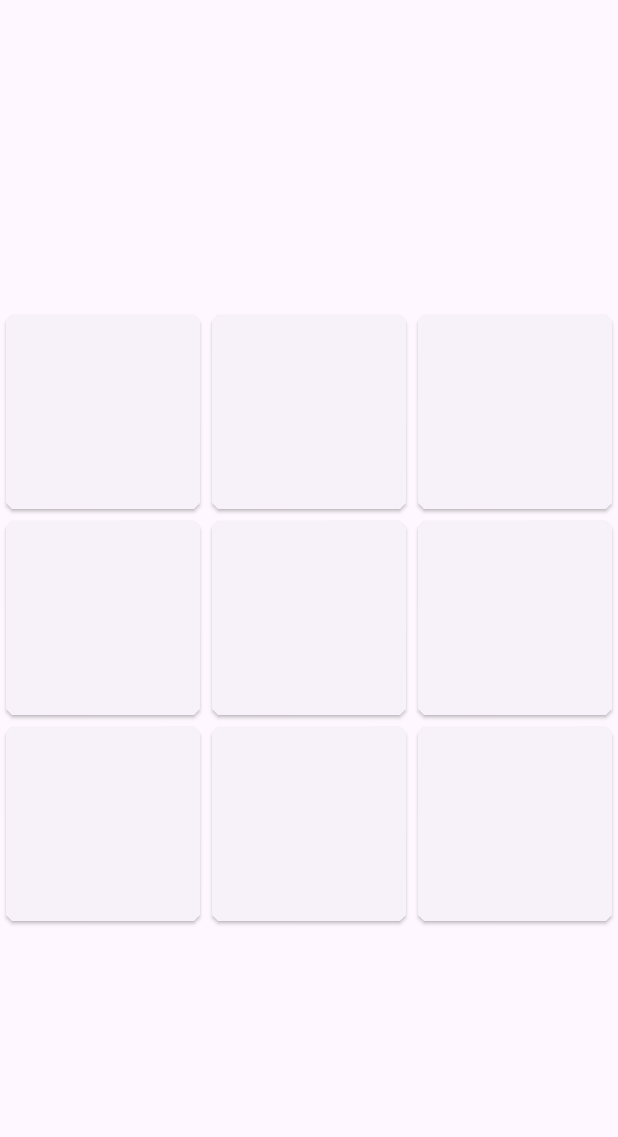
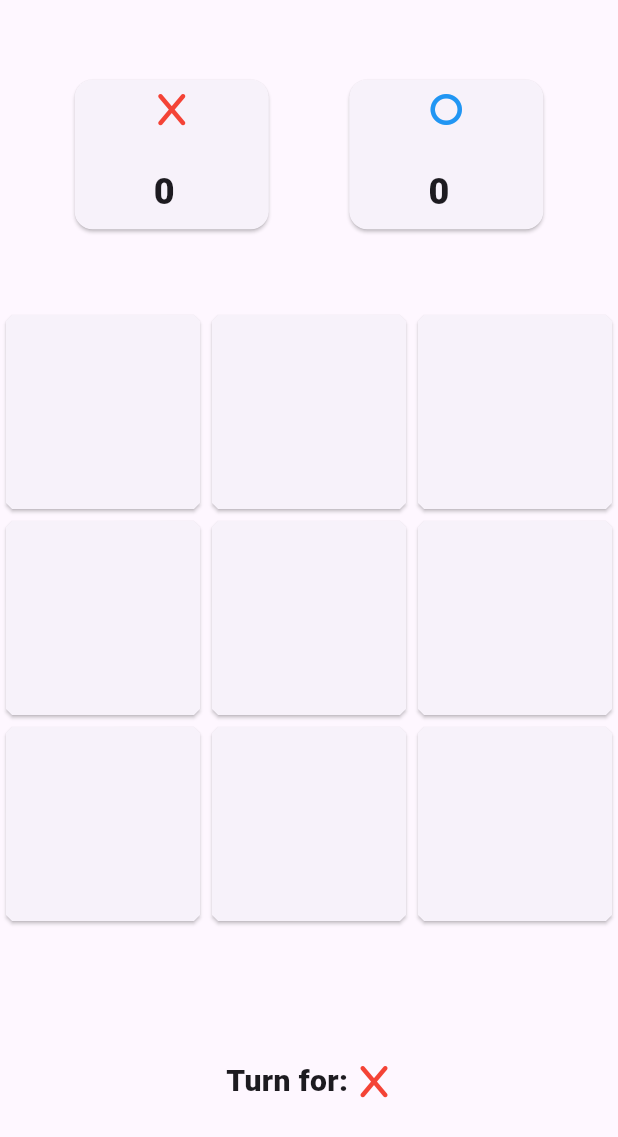
Before and after one commit to soumyabanerjee98/infinite-tic-tac-toe, a Flutter app: the screen it shows after launch, on a phone screen of 412 x 824 dp. Shown: the top 1137 px of the screen. Run offline on Flutter 3.47's test engine with Material 3 defaults, Android fonts, the phone set to English and light mode, and no system bars; our stand-ins replace font_awesome_flutter, get, just_audio, vibration.

Commit message:
Update game.page.dart

```diff
--- a/lib/screens/game.page.dart
+++ b/lib/screens/game.page.dart
@@ -36,6 +36,7 @@ class _GameScreenState extends State<GameScreen> {
   final int deleteThreshold = 3;
   final AudioPlayer ticPlayer = AudioPlayer();
   final AudioPlayer tacPlayer = AudioPlayer();
+  Map<TicTacType, int> scoreBoard = {TicTacType.x: 0, TicTacType.o: 0};
 
   int position(int x, int y) {
     return (3 * x) + y;
@@ -47,7 +48,7 @@ class _GameScreenState extends State<GameScreen> {
       coordValues.add(CoOrdValue(position: position(x, y), value: val));
       newValue = val == TicTacType.x ? TicTacType.o : TicTacType.x;
     });
-    log('added');
+    log('added ${val.name} to position:${position(x, y)}');
     // remove first of type if length is more than delete threshold
     if (coordValues
             .where(
@@ -78,6 +79,7 @@ class _GameScreenState extends State<GameScreen> {
         }
         setState(() {
           winner = val;
+          scoreBoard.update(val, (prev) => prev + 1);
         });
         timer = Timer.periodic(const Duration(milliseconds: 500), (t) {
           setState(() {
@@ -142,16 +144,58 @@ class _GameScreenState extends State<GameScreen> {
   Widget build(BuildContext context) {
     final screenWidth = MediaQuery.of(context).size.width;
     final screenHeight = MediaQuery.of(context).size.height;
+    final statusBarHeight = MediaQuery.of(context).viewPadding.top;
     final boxSide = screenWidth / 3;
     final brightness = MediaQuery.of(context).platformBrightness;
     return AnnotatedRegion<SystemUiOverlayStyle>(
       value: SystemUiOverlayStyle(
           statusBarColor: Colors.transparent, statusBarBrightness: brightness),
-      child: SafeArea(
       child: Scaffold(
-          body: SizedBox(
+        body: SafeArea(
+          child: SizedBox(
             height: screenHeight,
             child: Column(
+              children: [
+                SizedBox(
+                  height: ((screenHeight - screenWidth) / 2) - statusBarHeight,
+                  child: LayoutBuilder(
+                    builder: (context, constraints) => Row(
+                      mainAxisAlignment: MainAxisAlignment.spaceEvenly,
+                      children: [TicTacType.x, TicTacType.o]
+                          .asMap()
+                          .map((key, value) => MapEntry(
+                              key,
+                              SizedBox(
+                                width: screenWidth / 3,
+                                child: Card(
+                                  child: Padding(
+                                    padding: const EdgeInsets.all(8.0),
+                                    child: Wrap(
+                                      direction: Axis.vertical,
+                                      runAlignment: WrapAlignment.center,
+                                      spacing: constraints.maxHeight / 8,
+                                      children: [
+                                        Icon(
+                                          icon(value),
+                                          color: iconColor(value),
+                                        ),
+                                        Text(
+                                          scoreBoard[value].toString(),
+                                          style: const TextStyle(
+                                              fontSize: 24.00,
+                                              fontWeight: FontWeight.w800),
+                                        )
+                                      ],
+                                    ),
+                                  ),
+                                ),
+                              )))
+                          .values
+                          .toList(),
+                    ),
+                  ),
+                ),
+                Column(
                   mainAxisAlignment: MainAxisAlignment.center,
                   children: List.generate(3, (int x) {
                     return Row(
@@ -161,14 +205,16 @@ class _GameScreenState extends State<GameScreen> {
                         var isLastOfKind = false;
                         if (coordValues
                                 .where(
-                              (element) => element.value == placeValue?.value,
+                                  (element) =>
+                                      element.value == placeValue?.value,
                                 )
                                 .length ==
                             deleteThreshold) {
                           isLastOfKind = position(x, y) ==
                               coordValues
                                   .firstWhereOrNull(
-                                (element) => element.value == placeValue?.value,
+                                    (element) =>
+                                        element.value == placeValue?.value,
                                   )
                                   ?.position;
                         }
@@ -179,7 +225,8 @@ class _GameScreenState extends State<GameScreen> {
                           child: Card(
                             margin: const EdgeInsets.all(0),
                             shape: const BeveledRectangleBorder(
-                            borderRadius: BorderRadius.all(Radius.circular(4))),
+                                borderRadius:
+                                    BorderRadius.all(Radius.circular(4))),
                             child: InkWell(
                               onTap: () {
                                 placeValue == null
@@ -213,6 +260,34 @@ class _GameScreenState extends State<GameScreen> {
                     );
                   }),
                 ),
+                SizedBox(
+                  height: (screenHeight - screenWidth) / 2,
+                  child: winner == null
+                      ? Padding(
+                          padding: const EdgeInsets.all(8.00),
+                          child: Center(
+                            child: Row(
+                              crossAxisAlignment: CrossAxisAlignment.center,
+                              mainAxisAlignment: MainAxisAlignment.center,
+                              children: [
+                                const Text(
+                                  "Turn for: ",
+                                  style: TextStyle(
+                                      fontSize: 20.00,
+                                      fontWeight: FontWeight.w800),
+                                ),
+                                Icon(
+                                  icon(newValue),
+                                  color: iconColor(newValue),
+                                ),
+                              ],
+                            ),
+                          ),
+                        )
+                      : null,
+                ),
+              ],
+            ),
           ),
         ),
       ),
```
Lines whose indentation alone changed are shown as unchanged.
